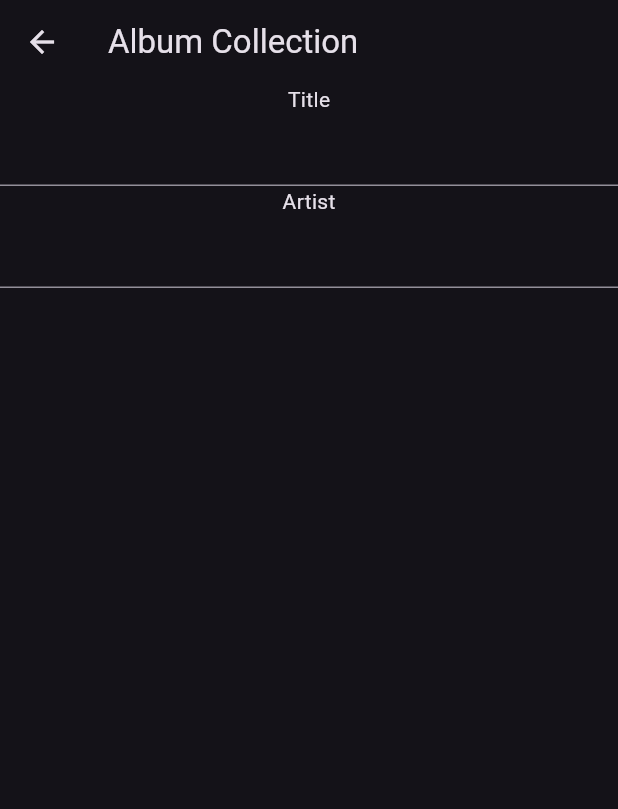
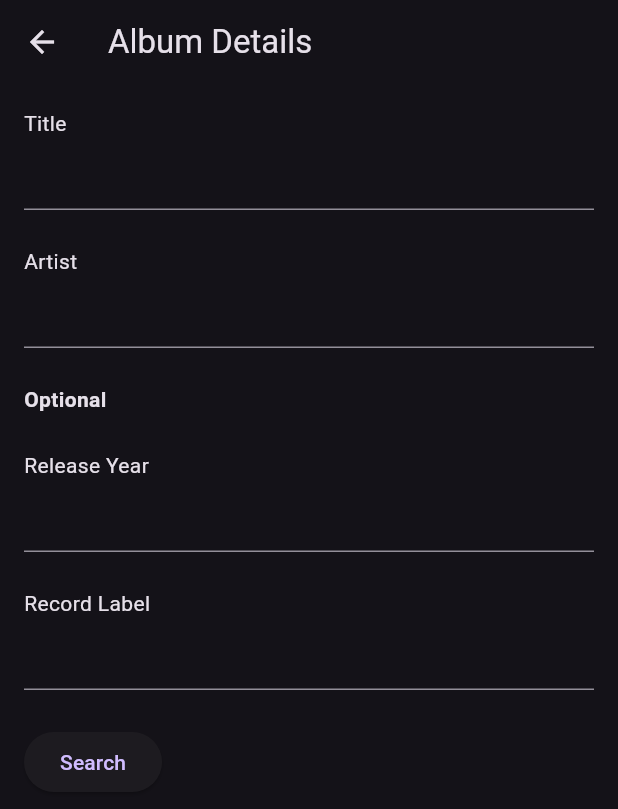
Before and after one commit to joshdaminyard/record_this, a Flutter app: the AddPage screen opened directly, on a phone screen of 412 x 824 dp. Shown: the top 809 px of the screen. Run offline on Flutter 3.47's test engine with Material 3 defaults, Android fonts, the phone set to English and light mode, and no system bars; our stand-ins replace firebase_core, firebase_database; accounts and stored records are empty; generated files the repository leaves out were written again.

Commit message:
add more inputs for album addition

```diff
--- a/lib/screens/add.dart
+++ b/lib/screens/add.dart
@@ -1,5 +1,6 @@
 import 'package:flutter/material.dart';
 import 'package:firebase_database/firebase_database.dart';
+import 'package:record_this/classes/search_album.dart';
 
 class AddPage extends StatelessWidget {
   const AddPage({super.key});
@@ -18,20 +19,93 @@ class AddPage extends StatelessWidget {
 
   @override
   Widget build(BuildContext context) {
-    final ScrollController scrollController = ScrollController();
     final formKey = GlobalKey<FormState>();
+    final titleController = TextEditingController();
+    final artistController = TextEditingController();
+    final releaseYearController = TextEditingController();
+    final labelController = TextEditingController();
 
+    /*
+      TODO:
+        add options for label, year, possibly other things
+    */
     return Scaffold(
         appBar: AppBar(
-          title: const Text('Album Collection'),
+          title: const Text('Album Details'),
         ),
-        body: const Center(
-          child: Column(children: [
-            Text("Title"),
-            Form(child: TextField()),
-            Text("Artist"),
-            Form(child: TextField())
-          ]),
+        body: SingleChildScrollView(
+          padding: const EdgeInsets.all(16.0),
+          child: Form(
+            key: formKey,
+            child:
+                Column(crossAxisAlignment: CrossAxisAlignment.start, children: [
+              //title input
+              const Text("Title"),
+              TextFormField(
+                controller: titleController,
+                validator: (value) {
+                  if (value == null || value.isEmpty) {
+                    return 'Please enter a title';
+                  }
+                  return null;
+                },
+              ),
+              const SizedBox(height: 24),
+
+              //artist input
+              const Text("Artist"),
+              TextFormField(
+                controller: artistController,
+                validator: (value) {
+                  if (value == null || value.isEmpty) {
+                    return 'Please enter an artist';
+                  }
+                  return null;
+                },
+              ),
+
+              //optional additions
+              const SizedBox(height: 24),
+              const Text(
+                "Optional",
+                style: TextStyle(fontWeight: FontWeight.bold),
+              ),
+              const SizedBox(height: 24),
+
+              //relase year input
+              const Text("Release Year"),
+              TextFormField(
+                controller: releaseYearController,
+              ),
+              const SizedBox(height: 24),
+
+              //record label input
+              const Text("Record Label"),
+              TextFormField(
+                controller: labelController,
+              ),
+              const SizedBox(height: 24),
+
+              //submit button
+              ElevatedButton(
+                  onPressed: () {
+                    if (formKey.currentState!.validate()) {
+                      final title = titleController.text;
+                      final artist = artistController.text;
+
+                      /*
+                        TODO:
+
+                          Send the data to the confirmation page
+
+                      */
+
+                      // SearchAlbum(title, artist);
+                    }
+                  },
+                  child: const Text("Search"))
+            ]),
+          ),
         ));
   }
 }
```
